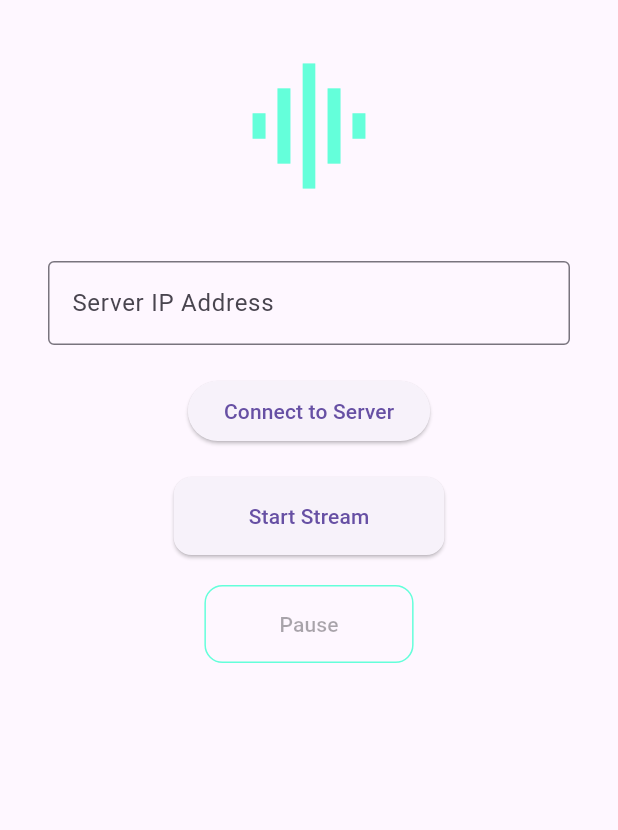
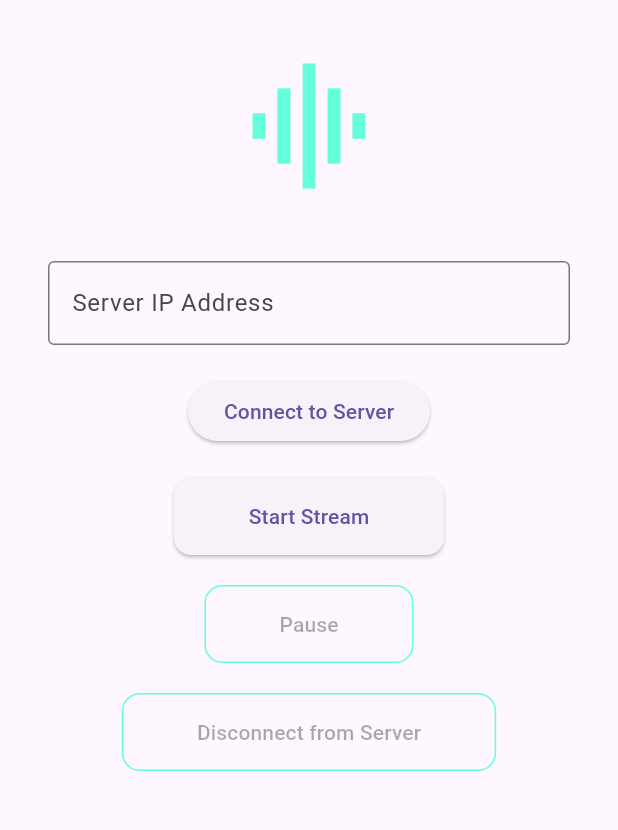
Before and after one commit to itu-itis22-dalci22/signalstream, a Flutter app: the screen it shows after launch, after a tap on "Connect to Server", on a phone screen of 412 x 824 dp, the part 63-893 px from its top. Run offline on Flutter 3.47's test engine with Material 3 defaults, Android fonts, the phone set to English and light mode, and no system bars; our stand-ins replace lottie; missing offline and left inert: record; network calls fail.

Commit message:
feat: add disconnect button

```diff
--- a/lib/main.dart
+++ b/lib/main.dart
@@ -38,7 +38,6 @@ class _HomeScreenState extends State<HomeScreen> {
   bool isRecording = false;
 
 
-
   @override
   void initState(){
     super.initState();
@@ -55,6 +54,7 @@ class _HomeScreenState extends State<HomeScreen> {
   void connectToServer(String ip_address) {
      channel = WebSocketChannel.connect(Uri.parse("ws://$ip_address:8765"));
      print('🛰️ Attempted WebSocket connection to: ${channel}');
+     isConnected = true;
      channel.stream.listen(
            (message) {
          print('Message from server: $message');
@@ -66,6 +66,14 @@ class _HomeScreenState extends State<HomeScreen> {
          print('WebSocket closed.');
        },
      );
+  }
+
+  void disconnectFromServer() {
+    channel.sink.close(); // closes the WebSocket connection
+    setState(() {
+      isConnected = false; // make sure this variable controls your UI state
+    });
+    print('Disconnected from WebSocket server');
   }
 
   Future<void> startStreaming() async {
@@ -156,6 +164,19 @@ class _HomeScreenState extends State<HomeScreen> {
                   ),
                   child: const Text('Pause'),
                 ),
+                const SizedBox(height: 20),
+                OutlinedButton(
+                  onPressed: isConnected ? disconnectFromServer : null,
+                  style: OutlinedButton.styleFrom(
+                    padding:
+                    const EdgeInsets.symmetric(horizontal: 50, vertical: 16),
+                    side: const BorderSide(color: Colors.tealAccent),
+                    shape: RoundedRectangleBorder(
+                      borderRadius: BorderRadius.circular(12),
+                    ),
+                  ),
+                  child: const Text('Disconnect from Server'),
+                ),
               ],
             ),
           ),
```
